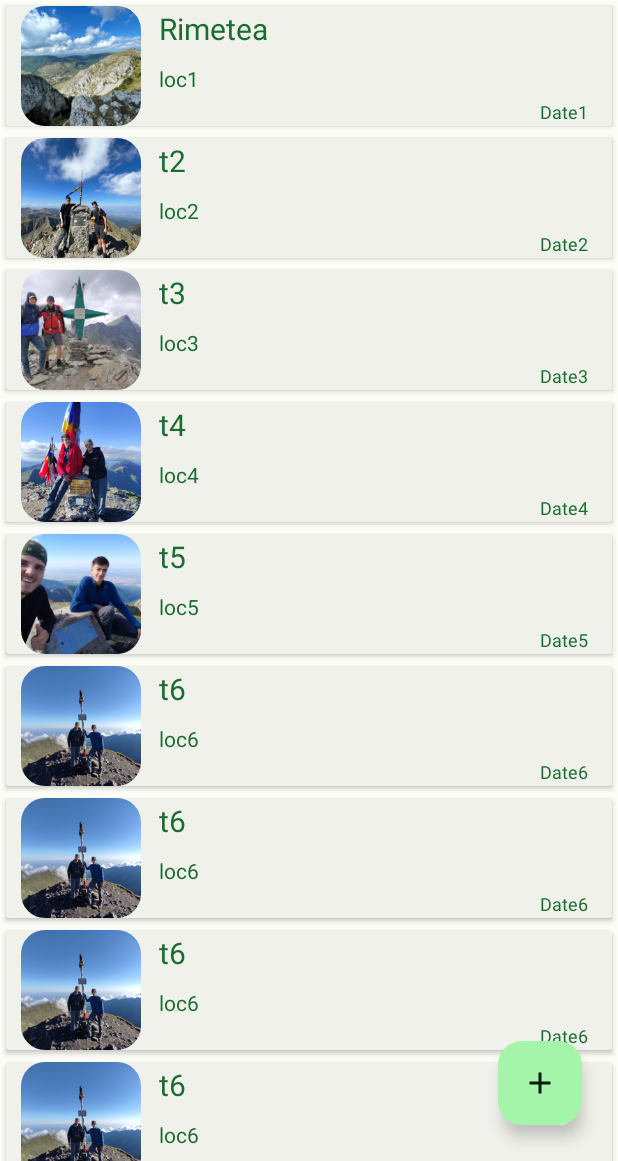
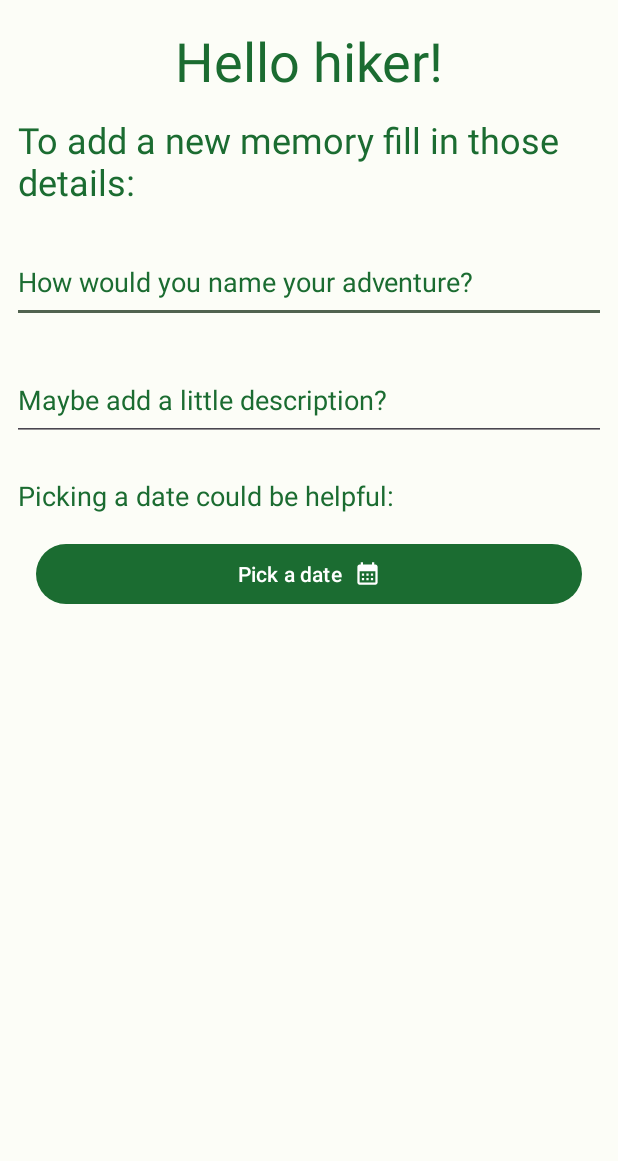
Before and after one commit to SergiuDornea/LIBIHB-JAVA-TravelMemoriesApp, an Android app: the screen it shows after launch (MainActivity), on a phone screen of 412 x 824 dp, the part 75-1236 px from its top. Run offline under Robolectric (Android 15) with nearby library versions, the phone set to English and light mode, and no system bars; our stand-ins replace navigation-ui.

Commit message:
add memory simple ui

```diff
--- a/app/src/main/java/com/sergiu/libihb_java/domain/model/TravelMemory.java
+++ b/app/src/main/java/com/sergiu/libihb_java/domain/model/TravelMemory.java
@@ -7,14 +7,15 @@ import java.util.List;
 
 public class TravelMemory {
     private List<Integer> imageList;
-    private String placeName;
+    private String memoryName;
+    private String memoryDescription;
+    private String placeLocationName;
     private LatLng coordinates;
-    private String placeLocationName;
     private String dateOfTravel;
 
-    public TravelMemory(List<Integer> imageList, String placeName, LatLng coordinates, String dateOfTravel,String placeLocationName) {
+    public TravelMemory(List<Integer> imageList, String memoryName, LatLng coordinates, String dateOfTravel, String placeLocationName) {
         this.imageList = imageList;
-        this.placeName = placeName;
+        this.memoryName = memoryName;
         this.coordinates = coordinates;
         this.dateOfTravel = dateOfTravel;
         this.placeLocationName = placeLocationName;
@@ -25,8 +26,8 @@ public class TravelMemory {
         return imageList;
     }
 
-    public String getPlaceName() {
-        return placeName;
+    public String getMemoryName() {
+        return memoryName;
     }
 
     public LatLng getCoordinates() {
--- a/app/src/main/java/com/sergiu/libihb_java/presentation/adapters/TravelMemoryAdapter.java
+++ b/app/src/main/java/com/sergiu/libihb_java/presentation/adapters/TravelMemoryAdapter.java
@@ -10,7 +10,6 @@ import androidx.annotation.NonNull;
 import androidx.recyclerview.widget.RecyclerView;
 
 import com.bumptech.glide.Glide;
-import com.google.android.gms.maps.model.LatLng;
 import com.google.android.material.imageview.ShapeableImageView;
 import com.sergiu.libihb_java.R;
 import com.sergiu.libihb_java.domain.model.TravelMemory;
@@ -76,7 +75,7 @@ public class TravelMemoryAdapter extends RecyclerView.Adapter<TravelMemoryAdapte
         public void bind(TravelMemory travelMemory) {
             Context context = itemView.getContext();
             Glide.with(context).load(travelMemory.getImageList().get(0)).placeholder(R.drawable.rimetea).error(R.drawable.i_unavailable_img).into(memoryImage);
-            placeName.setText(travelMemory.getPlaceName());
+            placeName.setText(travelMemory.getMemoryName());
             dateOfTravel.setText(travelMemory.getDateOfTravel());
             location.setText(travelMemory.getPlaceLocationName());
         }
--- /dev/null
+++ b/app/src/main/java/com/sergiu/libihb_java/presentation/fragment/add_memory/AddMemory.java
@@ -0,0 +1,25 @@
+package com.sergiu.libihb_java.presentation.fragment.add_memory;
+
+import android.os.Bundle;
+
+import androidx.fragment.app.Fragment;
+
+import android.view.LayoutInflater;
+import android.view.View;
+import android.view.ViewGroup;
+
+import com.sergiu.libihb_java.R;
+public class AddMemory extends Fragment {
+    @Override
+    public void onCreate(Bundle savedInstanceState) {
+        super.onCreate(savedInstanceState);
+
+    }
+
+    @Override
+    public View onCreateView(LayoutInflater inflater, ViewGroup container,
+                             Bundle savedInstanceState) {
+
+        return inflater.inflate(R.layout.fragment_add_memory, container, false);
+    }
+}
--- /dev/null
+++ b/app/src/main/java/com/sergiu/libihb_java/presentation/fragment/add_memory/AddMemoryViewModel.java
@@ -0,0 +1,6 @@
+package com.sergiu.libihb_java.presentation.fragment.add_memory;
+
+import androidx.lifecycle.ViewModel;
+
+public class AddMemoryViewModel extends ViewModel {
+}
--- a/app/src/main/java/com/sergiu/libihb_java/presentation/fragment/home/HomeFragment.java
+++ b/app/src/main/java/com/sergiu/libihb_java/presentation/fragment/home/HomeFragment.java
@@ -1,23 +1,26 @@
 package com.sergiu.libihb_java.presentation.fragment.home;
 
 import android.os.Bundle;
+import android.util.Log;
+import android.view.LayoutInflater;
+import android.view.View;
+import android.view.ViewGroup;
 
 import androidx.annotation.NonNull;
 import androidx.annotation.Nullable;
 import androidx.fragment.app.Fragment;
 import androidx.lifecycle.ViewModelProvider;
+import androidx.navigation.NavController;
+import androidx.navigation.Navigation;
 import androidx.recyclerview.widget.LinearLayoutManager;
 
-import android.util.Log;
-import android.view.LayoutInflater;
-import android.view.View;
-import android.view.ViewGroup;
-
+import com.sergiu.libihb_java.R;
 import com.sergiu.libihb_java.databinding.FragmentHomeBinding;
 import com.sergiu.libihb_java.presentation.adapters.TravelMemoryAdapter;
 
 public class HomeFragment extends Fragment {
     private FragmentHomeBinding binding;
+    private NavController navController;
     private HomeViewModel viewModel;
     private TravelMemoryAdapter travelMemoryAdapter;
 
@@ -38,17 +41,22 @@ public class HomeFragment extends Fragment {
     @Override
     public void onViewCreated(@NonNull View view, @Nullable Bundle savedInstanceState) {
         super.onViewCreated(view, savedInstanceState);
+        navController = Navigation.findNavController(view);
 
         setListeners();
 
         setUpRecyclerview();
     }
 
-    private void setListeners(){
-       travelMemoryAdapter = new TravelMemoryAdapter(position -> Log.d("click", "onItemClick: item clicked"));
+    private void setListeners() {
+        travelMemoryAdapter = new TravelMemoryAdapter(position -> Log.d("click", "onItemClick: item clicked"));
+
+        binding.fab.setOnClickListener(v -> {
+            navController.navigate(R.id.addMemory);
+        });
     }
 
-    private void setUpRecyclerview(){
+    private void setUpRecyclerview() {
         travelMemoryAdapter.updateMemoryList(viewModel.getDummyMemories());
         binding.memoryRecyclerView.setAdapter(travelMemoryAdapter);
         binding.memoryRecyclerView.setLayoutManager(new LinearLayoutManager(getContext()));
--- /dev/null
+++ b/app/src/main/res/drawable/ic_calendar.xml
@@ -0,0 +1,5 @@
+<vector android:height="24dp" android:tint="#FFFFFF"
+    android:viewportHeight="24" android:viewportWidth="24"
+    android:width="24dp" xmlns:android="http://schemas.android.com/apk/res/android">
+    <path android:fillColor="@android:color/white" android:pathData="M19,4h-1V2h-2v2H8V2H6v2H5C3.89,4 3.01,4.9 3.01,6L3,20c0,1.1 0.89,2 2,2h14c1.1,0 2,-0.9 2,-2V6C21,4.9 20.1,4 19,4zM19,20H5V10h14V20zM9,14H7v-2h2V14zM13,14h-2v-2h2V14zM17,14h-2v-2h2V14zM9,18H7v-2h2V18zM13,18h-2v-2h2V18zM17,18h-2v-2h2V18z"/>
+</vector>
--- /dev/null
+++ b/app/src/main/res/layout/fragment_add_memory.xml
@@ -0,0 +1,93 @@
+<?xml version="1.0" encoding="utf-8"?>
+<FrameLayout xmlns:android="http://schemas.android.com/apk/res/android"
+    xmlns:app="http://schemas.android.com/apk/res-auto"
+    xmlns:tools="http://schemas.android.com/tools"
+    android:layout_width="match_parent"
+    android:layout_height="match_parent"
+    tools:context=".presentation.fragment.contact.ContactFragment"
+    tools:ignore="MissingDefaultResource">
+
+    <androidx.constraintlayout.widget.ConstraintLayout
+        android:layout_width="match_parent"
+        android:layout_height="match_parent"
+        android:layout_marginStart="8dp"
+        android:layout_marginEnd="8dp">
+
+        <TextView
+            android:id="@+id/greeting_text_view"
+            android:layout_width="match_parent"
+            android:layout_height="wrap_content"
+            android:layout_marginTop="16dp"
+            android:gravity="center"
+            android:text="@string/greeting_add_new_song"
+            android:textColor="@color/md_theme_light_primary"
+            android:textSize="36sp"
+            app:layout_constraintStart_toStartOf="parent"
+            app:layout_constraintTop_toTopOf="parent" />
+
+        <TextView
+            android:id="@+id/memory_name_text_view"
+            android:layout_width="match_parent"
+            android:layout_height="wrap_content"
+            android:layout_marginStart="4dp"
+            android:layout_marginTop="12dp"
+            android:gravity="start"
+            android:text="@string/add_new_memory_label"
+            android:textColor="@color/md_theme_light_primary"
+            android:textSize="24sp"
+            app:layout_constraintStart_toStartOf="parent"
+            app:layout_constraintTop_toBotomOf="@+id/greeting_text_view"
+            app:layout_constraintTop_toBottomOf="@+id/greeting_text_view" />
+
+        <com.google.android.material.textfield.TextInputEditText
+            android:id="@+id/memory_text_input_field"
+            android:layout_width="match_parent"
+            android:layout_height="0dp"
+            android:layout_marginTop="24dp"
+            android:hint="@string/how_would_you_name_your_adventure"
+            android:maxLines="2"
+            android:textColorHint="@color/md_theme_light_primary"
+            app:layout_constraintHeight_percent="0.07"
+            app:layout_constraintStart_toStartOf="parent"
+            app:layout_constraintTop_toBottomOf="@+id/memory_name_text_view" />
+
+        <com.google.android.material.textfield.TextInputEditText
+            android:id="@+id/memory_description_input_text_view"
+            android:layout_width="match_parent"
+            android:layout_height="0dp"
+            android:layout_marginTop="24dp"
+            android:hint="@string/maybe_you_want_to_describe_it"
+            android:maxLines="4"
+            android:textColorHint="@color/md_theme_light_primary"
+            app:layout_constraintHeight_percent="0.07"
+            app:layout_constraintStart_toStartOf="parent"
+            app:layout_constraintTop_toBottomOf="@+id/memory_text_input_field" />
+
+        <TextView
+            android:id="@+id/pick_a_date_text_view"
+            android:layout_width="match_parent"
+            android:layout_height="wrap_content"
+            android:layout_marginStart="4dp"
+            android:layout_marginTop="24dp"
+            android:text="@string/picking_a_date_could_be_helpfull"
+            android:textColor="@color/md_theme_light_primary"
+            android:textSize="18sp"
+            app:layout_constraintStart_toStartOf="parent"
+            app:layout_constraintTop_toBotomOf="@+id/memory_description_input_text_view"
+            app:layout_constraintTop_toBottomOf="@+id/memory_description_input_text_view" />
+
+        <com.google.android.material.button.MaterialButton
+            android:layout_width="match_parent"
+            android:layout_height="wrap_content"
+            android:layout_margin="16dp"
+            android:text="@string/pick_a_date"
+            app:icon="@drawable/ic_calendar"
+            app:iconGravity="textEnd"
+            app:iconTint="@color/md_theme_light_onPrimary"
+            app:layout_constraintEnd_toEndOf="parent"
+            app:layout_constraintStart_toStartOf="parent"
+            app:layout_constraintTop_toBottomOf="@+id/pick_a_date_text_view" />
+
+    </androidx.constraintlayout.widget.ConstraintLayout>
+
+</FrameLayout>
--- a/app/src/main/res/navigation/nav.xml
+++ b/app/src/main/res/navigation/nav.xml
@@ -3,7 +3,7 @@
     xmlns:app="http://schemas.android.com/apk/res-auto"
     xmlns:tools="http://schemas.android.com/tools"
     android:id="@+id/nav"
-    app:startDestination="@id/mainFragment">
+    app:startDestination="@id/addMemory">
 
     <fragment
         android:id="@+id/splashScreen"
@@ -34,6 +34,9 @@
         <action
             android:id="@+id/action_mainFragment_to_logOutFragment"
             app:destination="@id/logOutFragment" />
+        <action
+            android:id="@+id/action_mainFragment_to_addMemory"
+            app:destination="@id/addMemory" />
     </fragment>
     <fragment
         android:id="@+id/logInFragment"
@@ -84,4 +87,8 @@
         android:name="com.sergiu.libihb_java.presentation.fragment.share.ShareFragment"
         android:label="fragment_share"
         tools:layout="@layout/fragment_share" />
+    <fragment
+        android:id="@+id/addMemory"
+        android:name="com.sergiu.libihb_java.presentation.fragment.add_memory.AddMemory"
+        android:label="AddMemory" />
 </navigation>
--- a/app/src/main/res/values/strings.xml
+++ b/app/src/main/res/values/strings.xml
@@ -29,4 +29,10 @@
     <string name="place_name">Place name</string>
     <string name="place_location">Place location</string>
     <string name="date_of_travel">Date of travel</string>
+    <string name="greeting_add_new_song">Hello hiker!</string>
+    <string name="add_new_memory_label"> To add a new memory fill in those details:</string>
+    <string name="how_would_you_name_your_adventure">How would you name your adventure?</string>
+    <string name="maybe_you_want_to_describe_it">Maybe add a little description?</string>
+    <string name="picking_a_date_could_be_helpfull">Picking a date could be helpful:</string>
+    <string name="pick_a_date">Pick a date</string>
 </resources>
```
